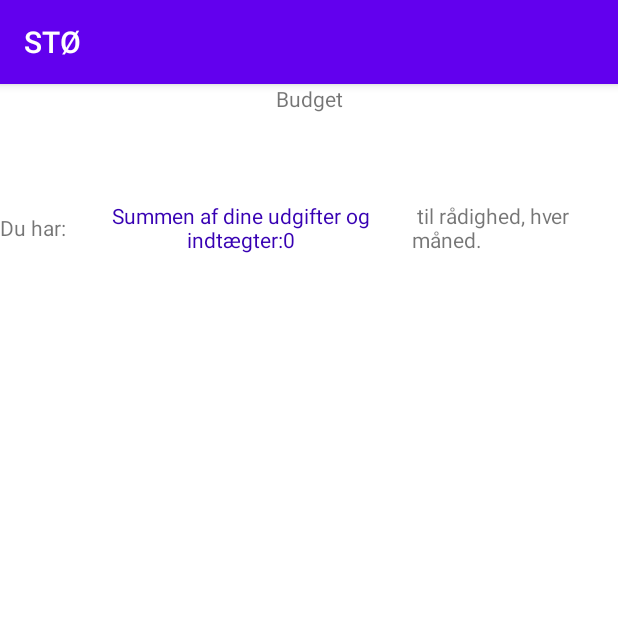
After one commit to WilliELM/quickApp, an Android app: the BudgetActivity screen opened directly, with no data from a screen before it, on a phone screen of 412 x 824 dp, the top half of it. The commit adds this screen. Run offline under Robolectric (Android 15) with nearby library versions, the phone set to English and light mode, and no system bars.

Commit message:
Jeppes med

```diff
--- a/app/src/main/AndroidManifest.xml
+++ b/app/src/main/AndroidManifest.xml
@@ -12,6 +12,9 @@
         android:theme="@style/Theme.STØ"
         tools:targetApi="31">
         <activity
+            android:name=".BudgetActivity"
+            android:exported="false" />
+        <activity
             android:name=".MainActivity"
             android:exported="true">
             <intent-filter>
--- /dev/null
+++ b/app/src/main/java/com/example/st/BudgetActivity.java
@@ -0,0 +1,42 @@
+package com.example.st;
+
+import androidx.appcompat.app.AppCompatActivity;
+
+import android.content.Intent;
+import android.graphics.Color;
+import android.os.Bundle;
+import android.widget.TextView;
+
+public class BudgetActivity extends AppCompatActivity {
+
+
+    @Override
+    protected void onCreate(Bundle savedInstanceState) {
+        super.onCreate(savedInstanceState);
+        setContentView(R.layout.activity_budget);
+
+        Intent intentFromIncome = getIntent();
+
+        Integer incomeTotal = intentFromIncome.getIntExtra("x", 2);
+        Integer outcomeTotal = intentFromIncome.getIntExtra("x", 2);
+
+        Integer sumOfTotal = (incomeTotal - outcomeTotal);
+
+        TextView greenOrRedWord = findViewById(R.id.textView5);
+
+        greenOrRedWord.setText("Summen af dine udgifter og indtægter:" + sumOfTotal);
+
+        greenOrRedNumbers(sumOfTotal);
+    }
+
+
+    public void greenOrRedNumbers (int sumOfNumbers){
+        TextView greenOrRedWord = findViewById(R.id.textView5);
+
+        if (sumOfNumbers > 0){
+            greenOrRedWord.setTextColor(this.getResources().getColor(R.color.teal_200));
+        } else {
+            greenOrRedWord.setTextColor(this.getResources().getColor(R.color.purple_700));
+        }
+    }
+}
--- a/app/src/main/java/com/example/st/MainActivity.java
+++ b/app/src/main/java/com/example/st/MainActivity.java
@@ -11,6 +11,4 @@ public class MainActivity extends AppCompatActivity {
         super.onCreate(savedInstanceState);
         setContentView(R.layout.activity_main);
     }
-
-
 }
--- /dev/null
+++ b/app/src/main/res/layout/activity_budget.xml
@@ -0,0 +1,48 @@
+<?xml version="1.0" encoding="utf-8"?>
+<androidx.constraintlayout.widget.ConstraintLayout xmlns:android="http://schemas.android.com/apk/res/android"
+    xmlns:app="http://schemas.android.com/apk/res-auto"
+    xmlns:tools="http://schemas.android.com/tools"
+    android:layout_width="match_parent"
+    android:layout_height="match_parent"
+    tools:context=".BudgetActivity">
+
+    <TextView
+        android:id="@+id/textView3"
+        android:layout_width="wrap_content"
+        android:layout_height="wrap_content"
+        android:text="Budget"
+        app:layout_constraintEnd_toEndOf="parent"
+        app:layout_constraintStart_toStartOf="parent"
+        app:layout_constraintTop_toTopOf="parent" />
+
+    <LinearLayout
+        android:layout_width="409dp"
+        android:layout_height="191dp"
+        android:orientation="horizontal"
+        tools:layout_editor_absoluteX="1dp"
+        tools:layout_editor_absoluteY="20dp"
+        android:gravity="center">
+
+        <TextView
+            android:id="@+id/textView4"
+            android:layout_width="wrap_content"
+            android:layout_height="wrap_content"
+            android:text="Du har: "
+            android:gravity="center"/>
+
+        <TextView
+            android:id="@+id/textView5"
+            android:layout_width="wrap_content"
+            android:layout_height="wrap_content"
+            android:layout_weight="1"
+            android:text="TextView"
+            android:gravity="center"/>
+
+        <TextView
+            android:id="@+id/textView6"
+            android:layout_width="wrap_content"
+            android:layout_height="wrap_content"
+            android:layout_weight="1"
+            android:text=" til rådighed, hver måned." />
+    </LinearLayout>
+</androidx.constraintlayout.widget.ConstraintLayout>
--- a/app/src/main/res/layout/activity_main.xml
+++ b/app/src/main/res/layout/activity_main.xml
@@ -1,10 +1,14 @@
 <?xml version="1.0" encoding="utf-8"?>
+
+
 <androidx.constraintlayout.widget.ConstraintLayout xmlns:android="http://schemas.android.com/apk/res/android"
     xmlns:app="http://schemas.android.com/apk/res-auto"
     xmlns:tools="http://schemas.android.com/tools"
     android:layout_width="match_parent"
     android:layout_height="match_parent"
+    android:background="#B2C8ED"
     tools:context=".MainActivity">
+
 
     <TextView
         android:id="@+id/textView"
@@ -34,11 +38,15 @@
 
     <Button
         android:id="@+id/button"
+        style="@style/Widget.AppCompat.Button.Colored"
         android:layout_width="wrap_content"
         android:layout_height="wrap_content"
+        android:background="#4E4747"
+        android:backgroundTint="#000000"
         android:text="Start"
         app:layout_constraintBottom_toBottomOf="parent"
         app:layout_constraintEnd_toEndOf="parent"
         app:layout_constraintStart_toStartOf="parent"
-        app:layout_constraintTop_toBottomOf="@+id/textView2" />
+        app:layout_constraintTop_toBottomOf="@+id/textView2"></Button>
+
 </androidx.constraintlayout.widget.ConstraintLayout>
```
